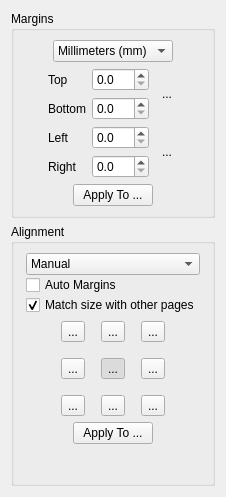
This is filters/page_layout/ui/PageLayoutOptionsWidget.ui in ImageProcessing-ElectronicPublications/scantailor-deviant as Qt 5 draws it before an edit. The edited form follows.
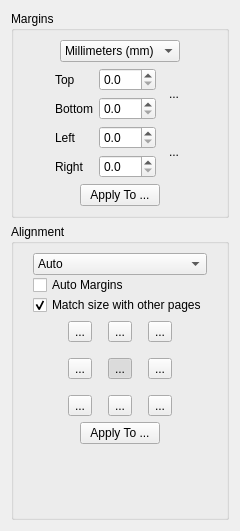
This is the edited form. Icons and pictures are not drawn.

What changed in the file:
```diff
--- a/filters/page_layout/ui/PageLayoutOptionsWidget.ui
+++ b/filters/page_layout/ui/PageLayoutOptionsWidget.ui
@@ -6,8 +6,8 @@
    <rect>
     <x>0</x>
     <y>0</y>
-    <width>226</width>
-    <height>497</height>
+    <width>240</width>
+    <height>531</height>
    </rect>
   </property>
   <property name="windowTitle">
@@ -296,7 +296,7 @@
           <item>
            <widget class="QComboBox" name="alignmentMode">
             <property name="currentIndex">
-             <number>1</number>
+             <number>0</number>
             </property>
             <item>
              <property name="text">
```
Left out of the diff: 5 changed lines with no effect on the pictures.
